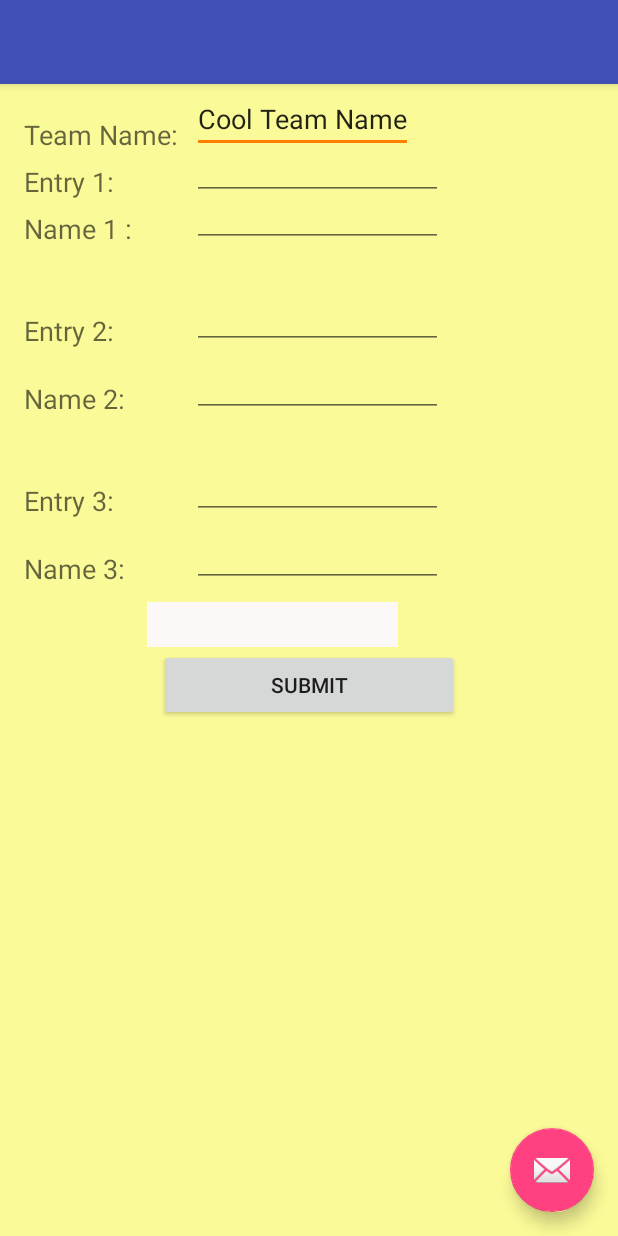
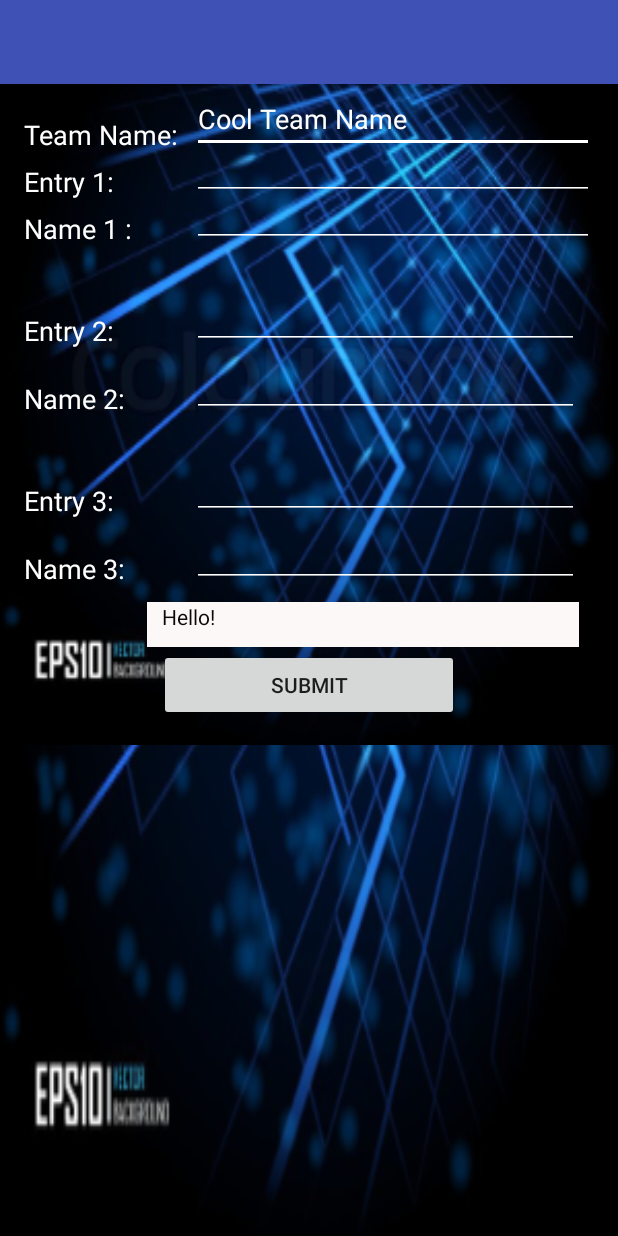
Before and after one commit to sarvesh71/TeamUp, an Android app: the MainActivity screen opened directly, with no data from a screen before it, on a phone screen of 412 x 824 dp. Run offline under Robolectric (Android 15) with nearby library versions, the phone set to English and light mode, and no system bars.

Commit message:
Tentative Working App
needs Detailing

```diff
--- a/app/src/main/java/com/example/sarvesh/trial1/MainActivity.java
+++ b/app/src/main/java/com/example/sarvesh/trial1/MainActivity.java
@@ -76,7 +76,7 @@ public class MainActivity extends AppCompatActivity {
         Result = (TextView)findViewById(R.id.ResultField);
         Heading = (TextView)findViewById(R.id.textView);
 
-       // Result.setText("Hello!");
+       Result.setText("   Hello!");
 
         Submit = (Button)findViewById(R.id.SubmitBtn);
 
@@ -87,7 +87,7 @@ public class MainActivity extends AppCompatActivity {
             {
                 try {
                     if(v == Submit){
-                   // Result.setText("wait!");
+                        Result.setText("   Please wait!");
                     TakeInput();
                     }}
                 catch(Exception e){
@@ -96,6 +96,14 @@ public class MainActivity extends AppCompatActivity {
             }
         }
         );
+
+        TeamName.setOnClickListener(new View.OnClickListener() {
+            @Override
+            public void onClick(View v) {
+                TeamName.setText("");
+
+            }
+        });
 
     }
 
@@ -121,6 +129,7 @@ public class MainActivity extends AppCompatActivity {
                     @Override
                     public void onResponse(String s) {
                         Toast.makeText(MainActivity.this, s, Toast.LENGTH_LONG).show();
+                        Result.setText("Connection Successfull");
                     }
                 },
                 new Response.ErrorListener() {
--- a/app/src/main/java/com/example/sarvesh/trial1/SolashScreen.java
+++ b/app/src/main/java/com/example/sarvesh/trial1/SolashScreen.java
@@ -13,9 +13,10 @@ import android.widget.ImageView;
  */
 public class SolashScreen extends Activity {
 
-    protected void OnCreate(Bundle savedInstanceState){
+    @Override
+    protected void onCreate(Bundle savedInstanceState){
         super.onCreate(savedInstanceState);
-        setContentView(R.layout.splash);
+        setContentView(R.layout.sarvesh);
 
         final ImageView iv = (ImageView) findViewById(R.id.imageView);
         final Animation an = AnimationUtils.loadAnimation(getBaseContext(), R.anim.rotate);
@@ -23,10 +24,10 @@ public class SolashScreen extends Activity {
        // final Animation an2 = AnimationUtils.loadAnimation(getBaseContext(), R.anim.abc_fade_out);
 
 
-        an.reset();
-        iv.clearAnimation();
+       //an.reset();
+        //iv.clearAnimation();
 
-        //iv.startAnimation(an);
+        iv.startAnimation(an);
         an.setAnimationListener(new Animation.AnimationListener() {
             @Override
             public void onAnimationStart(Animation animation) {
@@ -36,10 +37,10 @@ public class SolashScreen extends Activity {
             @Override
             public void onAnimationEnd(Animation animation) {
                 //iv.startAnimation(an2);
+                finish();
 
                 Intent i = new Intent(getBaseContext(),MainActivity.class);
                 startActivity(i);
-                finish();
             }
 
             @Override
--- a/app/src/main/res/layout/activity_main.xml
+++ b/app/src/main/res/layout/activity_main.xml
@@ -2,6 +2,7 @@
 <android.support.design.widget.CoordinatorLayout xmlns:android="http://schemas.android.com/apk/res/android"
     xmlns:app="http://schemas.android.com/apk/res-auto"
     xmlns:tools="http://schemas.android.com/tools"
+    android:background="@drawable/b3"
     android:layout_width="match_parent"
     android:layout_height="match_parent"
     android:fitsSystemWindows="true"
@@ -23,12 +24,4 @@
 
     <include layout="@layout/content_main" />
 
-    <android.support.design.widget.FloatingActionButton
-        android:id="@+id/fab"
-        android:layout_width="wrap_content"
-        android:layout_height="wrap_content"
-        android:layout_gravity="bottom|end"
-        android:layout_margin="@dimen/fab_margin"
-        android:src="@android:drawable/ic_dialog_email" />
-
 </android.support.design.widget.CoordinatorLayout>
--- a/app/src/main/res/layout/content_main.xml
+++ b/app/src/main/res/layout/content_main.xml
@@ -1,17 +1,17 @@
 <?xml version="1.0" encoding="utf-8"?>
 <ScrollView xmlns:android="http://schemas.android.com/apk/res/android"
     xmlns:tools="http://schemas.android.com/tools"
+    android:background="@drawable/b2"
     android:layout_width="match_parent"
     android:layout_height="match_parent"
     android:isScrollContainer="true"
     android:fillViewport="false"
-    android:backgroundTint="#FAFA98"
-    android:background="#FAFA98"
     tools:context=".MainActivity">
 
 <RelativeLayout xmlns:android="http://schemas.android.com/apk/res/android"
     xmlns:app="http://schemas.android.com/apk/res-auto"
     xmlns:tools="http://schemas.android.com/tools"
+    android:background="@drawable/b2"
     android:layout_width="match_parent"
     android:layout_height="match_parent"
     android:paddingBottom="@dimen/activity_vertical_margin"
@@ -21,9 +21,7 @@
     app:layout_behavior="@string/appbar_scrolling_view_behavior"
     tools:context="com.example.sarvesh.trial1.MainActivity"
     tools:showIn="@layout/activity_main"
-    android:backgroundTint="#FAFA98"
-    android:clickable="false"
-    android:background="#FF8000">
+    android:clickable="false">
 
 
 
@@ -34,7 +32,8 @@
         android:text="@string/RegistrationTitle"
         android:id="@+id/textView"
         android:layout_alignBottom="@+id/editText"
-        android:layout_centerHorizontal="true" />
+        android:layout_centerHorizontal="true"
+        android:textColor="#FFFFFF" />
 
     <TextView
         android:layout_width="wrap_content"
@@ -45,19 +44,20 @@
         android:layout_marginTop="32dp"
         android:layout_below="@+id/textView"
         android:layout_alignParentLeft="true"
-        android:layout_alignParentStart="true" />
+        android:layout_alignParentStart="true"
+        android:textColor="#FFFFFF" />
 
     <EditText
-        android:layout_width="wrap_content"
+        android:layout_width="fill_parent"
         android:layout_height="wrap_content"
         android:id="@+id/TeamNameField"
-        android:backgroundTint="#FF8000"
+        android:backgroundTint="#FFFFFF"
         android:text="Cool Team Name"
         android:layout_alignBottom="@+id/textView2"
         android:layout_toRightOf="@+id/textView2"
         android:layout_toEndOf="@+id/textView2"
         android:singleLine="true"
-        />
+        android:textColor="#FFFFFF" />
 
     <TextView
         android:layout_width="wrap_content"
@@ -69,18 +69,19 @@
         android:layout_alignParentLeft="true"
         android:layout_alignParentStart="true"
         android:layout_alignTop="@+id/textView2"
-        />
+        android:textColor="#FFFFFF" />
 
     <EditText
-        android:layout_width="wrap_content"
+        android:layout_width="fill_parent"
         android:layout_height="wrap_content"
         android:id="@+id/Entry1Field"
         android:layout_alignBottom="@+id/textView3"
         android:layout_toRightOf="@+id/textView2"
-        android:layout_alignRight="@+id/textView"
-        android:layout_alignEnd="@+id/textView"
         android:singleLine="true"
-        />
+        android:backgroundTint="#FFFFFF"
+        android:textColor="#FFFFFF"
+        android:layout_alignRight="@+id/TeamNameField"
+        android:layout_alignEnd="@+id/TeamNameField" />
 
     <TextView
         android:layout_width="wrap_content"
@@ -92,7 +93,8 @@
         android:layout_below="@+id/textView3"
         android:layout_alignParentLeft="true"
         android:layout_alignParentStart="true"
-        android:layout_alignTop="@+id/textView3" />
+        android:layout_alignTop="@+id/textView3"
+        android:textColor="#FFFFFF" />
 
     <EditText
         android:layout_width="wrap_content"
@@ -106,7 +108,8 @@
         android:layout_alignRight="@+id/Entry1Field"
         android:layout_alignEnd="@+id/Entry1Field"
         android:singleLine="true"
-        />
+        android:backgroundTint="#FFFFFF"
+        android:textColor="#FFFFFF" />
 
     <TextView
         android:layout_width="wrap_content"
@@ -117,7 +120,8 @@
         android:layout_marginTop="43dp"
         android:layout_below="@+id/textView4"
         android:layout_alignParentLeft="true"
-        android:layout_alignParentStart="true" />
+        android:layout_alignParentStart="true"
+        android:textColor="#FFFFFF" />
 
     <EditText
         android:layout_width="wrap_content"
@@ -126,10 +130,11 @@
         android:layout_alignBottom="@+id/textView5"
         android:layout_alignLeft="@+id/Name1Field"
         android:layout_alignStart="@+id/Name1Field"
-        android:layout_alignRight="@+id/textView"
-        android:layout_alignEnd="@+id/textView"
         android:singleLine="true"
-        />
+        android:backgroundTint="#FFFFFF"
+        android:textColor="#FFFFFF"
+        android:layout_alignRight="@+id/ResultField"
+        android:layout_alignEnd="@+id/ResultField" />
 
     <TextView
         android:layout_width="wrap_content"
@@ -139,7 +144,8 @@
         android:id="@+id/textView6"
         android:layout_alignBottom="@+id/Name2Field"
         android:layout_alignParentLeft="true"
-        android:layout_alignParentStart="true" />
+        android:layout_alignParentStart="true"
+        android:textColor="#FFFFFF" />
 
     <EditText
         android:layout_width="wrap_content"
@@ -151,7 +157,8 @@
         android:layout_alignRight="@+id/Entry2Field"
         android:layout_alignEnd="@+id/Entry2Field"
         android:singleLine="true"
-        />
+        android:backgroundTint="#FFFFFF"
+        android:textColor="#FFFFFF" />
 
     <TextView
         android:layout_width="wrap_content"
@@ -162,7 +169,8 @@
         android:layout_marginTop="43dp"
         android:layout_below="@+id/textView6"
         android:layout_alignParentLeft="true"
-        android:layout_alignParentStart="true" />
+        android:layout_alignParentStart="true"
+        android:textColor="#FFFFFF" />
 
     <EditText
         android:layout_width="wrap_content"
@@ -173,7 +181,8 @@
         android:layout_alignRight="@+id/Name2Field"
         android:layout_alignEnd="@+id/Name2Field"
         android:singleLine="true"
-        />
+        android:backgroundTint="#FFFFFF"
+        android:textColor="#FFFFFF" />
 
     <TextView
         android:layout_width="wrap_content"
@@ -183,7 +192,8 @@
         android:id="@+id/textView8"
         android:layout_alignBottom="@+id/Name3Field"
         android:layout_alignParentLeft="true"
-        android:layout_alignParentStart="true" />
+        android:layout_alignParentStart="true"
+        android:textColor="#FFFFFF" />
 
     <EditText
         android:layout_width="wrap_content"
@@ -195,7 +205,9 @@
         android:layout_alignRight="@+id/Entry3Field"
         android:layout_alignEnd="@+id/Entry3Field"
         android:singleLine="true"
-        />
+        android:backgroundTint="#FFFFFF"
+        android:textColor="#FFFFFF"
+        android:editable="true" />
 
     <Button
         android:layout_width="200dp"
--- a/app/src/main/res/layout/splash.xml
+++ b/app/src/main/res/layout/sarvesh.xml
@@ -8,13 +8,13 @@
     tools:context=".SolashScreen">
 
 
-     <ImageView
+    <ImageView
         android:layout_width="match_parent"
         android:layout_height="match_parent"
         android:id="@+id/imageView"
         android:src="@drawable/circle"
-         android:layout_centerHorizontal="true"
-         android:layout_above="@+id/textView9" />
+        android:layout_centerHorizontal="true"
+        android:layout_above="@+id/textView9" />
 
     <TextView
         android:layout_width="wrap_content"
--- a/gradle.properties
+++ b/gradle.properties
@@ -12,8 +12,8 @@
 # This option should only be used with decoupled projects. More details, visit
 # http://www.gradle.org/docs/current/userguide/multi_project_builds.html#sec:decoupled_projects
 # org.gradle.parallel=true
-#Tue Jan 19 14:19:05 IST 2016
-systemProp.http.proxyHost=proxy22.iitd.ac.in
+#Thu Jan 21 00:16:48 IST 2016
 systemProp.https.proxyPort=3128
-systemProp.https.proxyHost=proxy22.iitd.ac.in
+systemProp.http.proxyHost=proxy61.iitd.ac.in
+systemProp.https.proxyHost=proxy61.iitd.ac.in
 systemProp.http.proxyPort=3128
```
Also changed, not shown: app/src/main/AndroidManifest.xml (+15 -11 lines), app/src/main/ic_launcher-web.png (added), app/src/main/res/drawable-xxxhdpi/b2.jpg (added), app/src/main/res/drawable-xxxhdpi/b3.jpg (added), app/src/main/res/drawable-xxxhdpi/circle.png, app/src/main/res/mipmap-hdpi/ic_launcher.png, app/src/main/res/mipmap-mdpi/ic_launcher.png, app/src/main/res/mipmap-xhdpi/ic_launcher.png, app/src/main/res/mipmap-xxhdpi/ic_launcher.png, app/src/main/res/mipmap-xxxhdpi/ic_launcher.png.
